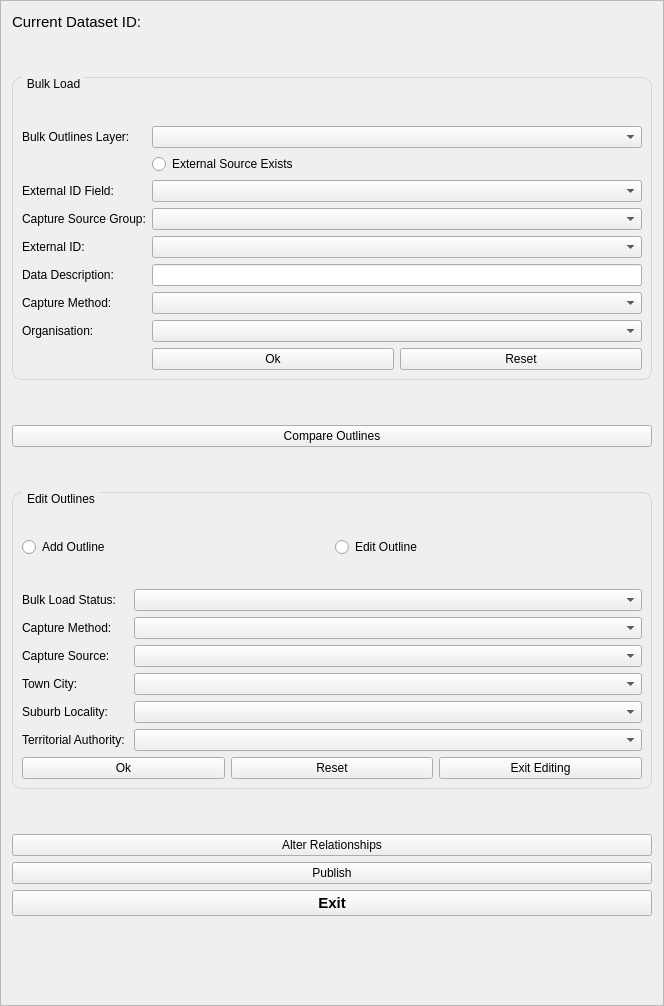
This is buildings/gui/bulk_load.ui in linz/nz-buildings as Qt 5 draws it before an edit. The edited form follows.
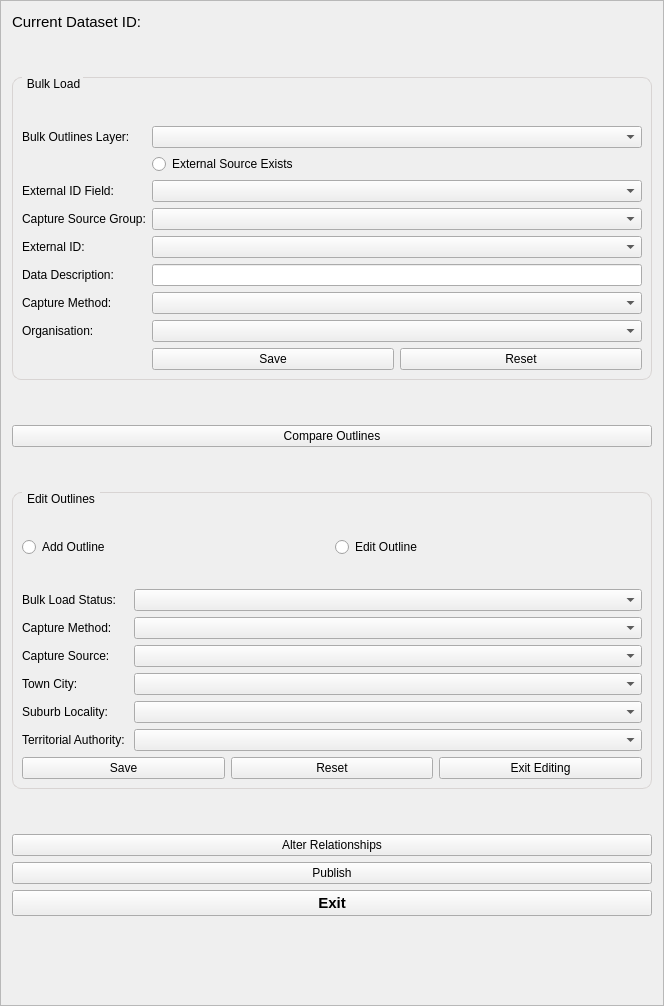
This is the edited form. Custom widgets are drawn as their Qt base class.

Patch:
```diff
--- a/buildings/gui/bulk_load.ui
+++ b/buildings/gui/bulk_load.ui
@@ -131,7 +131,7 @@
            <string notr="true"/>
           </property>
           <property name="text">
-           <string>Ok</string>
+           <string>Save</string>
           </property>
          </widget>
         </item>
@@ -373,7 +373,7 @@
            <string notr="true"/>
           </property>
           <property name="text">
-           <string>Ok</string>
+           <string>Save</string>
           </property>
          </widget>
         </item>
```
Left out of the diff: 4 changed lines with no effect on the pictures.
